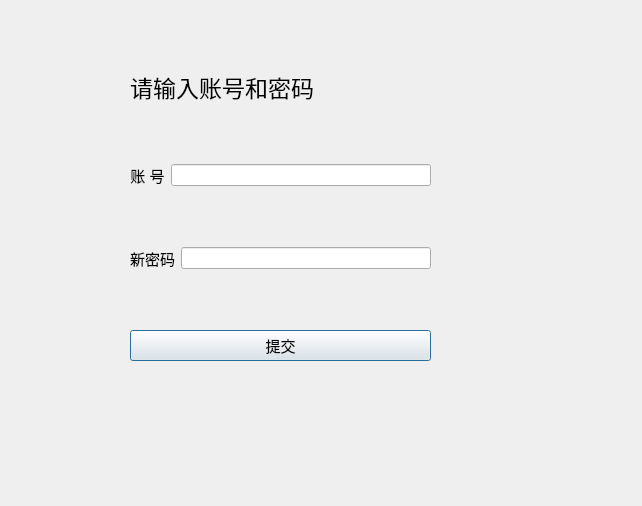
ohayo2333/bysj, file qt/class2/forgotpassworddialog.ui: the form before one commit.
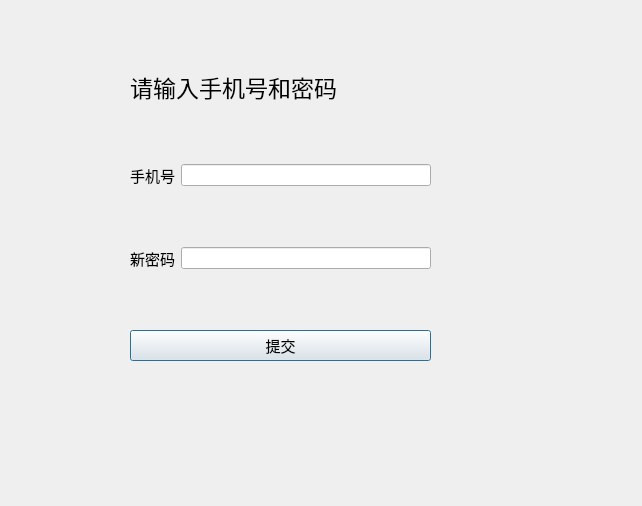
The form after the commit.

```diff
--- a/qt/class2/forgotpassworddialog.ui
+++ b/qt/class2/forgotpassworddialog.ui
@@ -13,7 +13,7 @@
   <property name="windowTitle">
    <string>重置密码</string>
   </property>
-  <widget class="QWidget" name="">
+  <widget class="QWidget" name="layoutWidget">
    <property name="geometry">
     <rect>
      <x>130</x>
@@ -32,7 +32,7 @@
        </font>
       </property>
       <property name="text">
-       <string>请输入账号和密码</string>
+       <string>请输入手机号和密码</string>
       </property>
      </widget>
     </item>
@@ -59,7 +59,7 @@
          </font>
         </property>
         <property name="text">
-         <string>账 号</string>
+         <string>手机号</string>
         </property>
         <property name="alignment">
          <set>Qt::AlignCenter</set>
```
Left out of the diff: 2 changed lines with no effect on the pictures.
